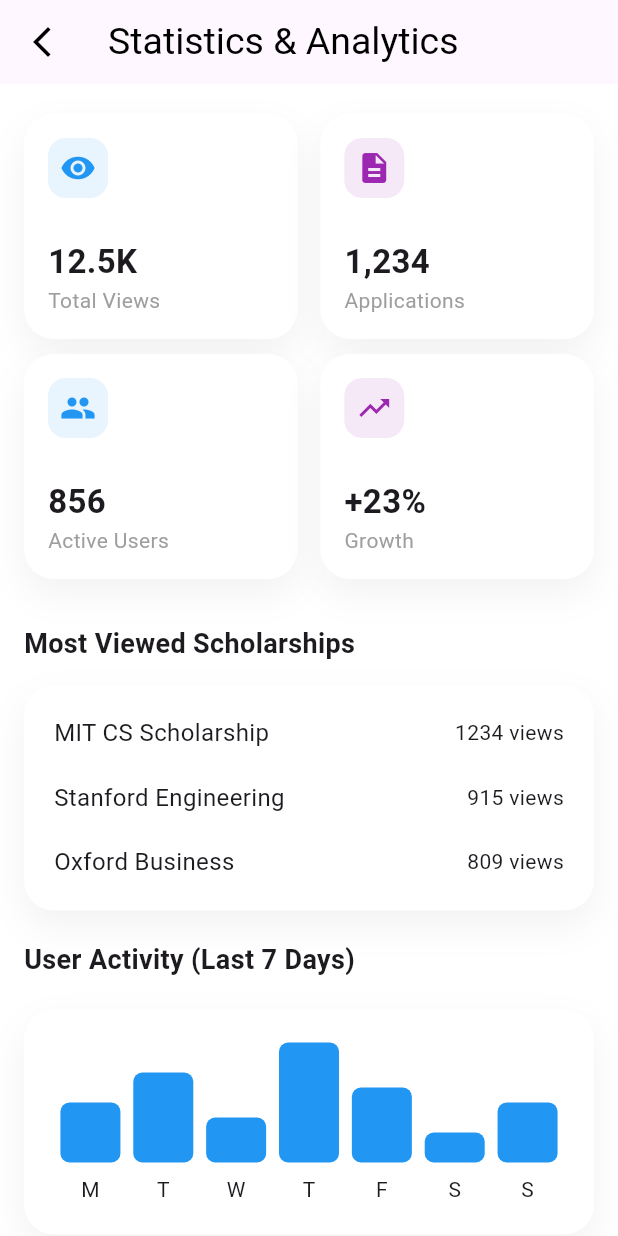
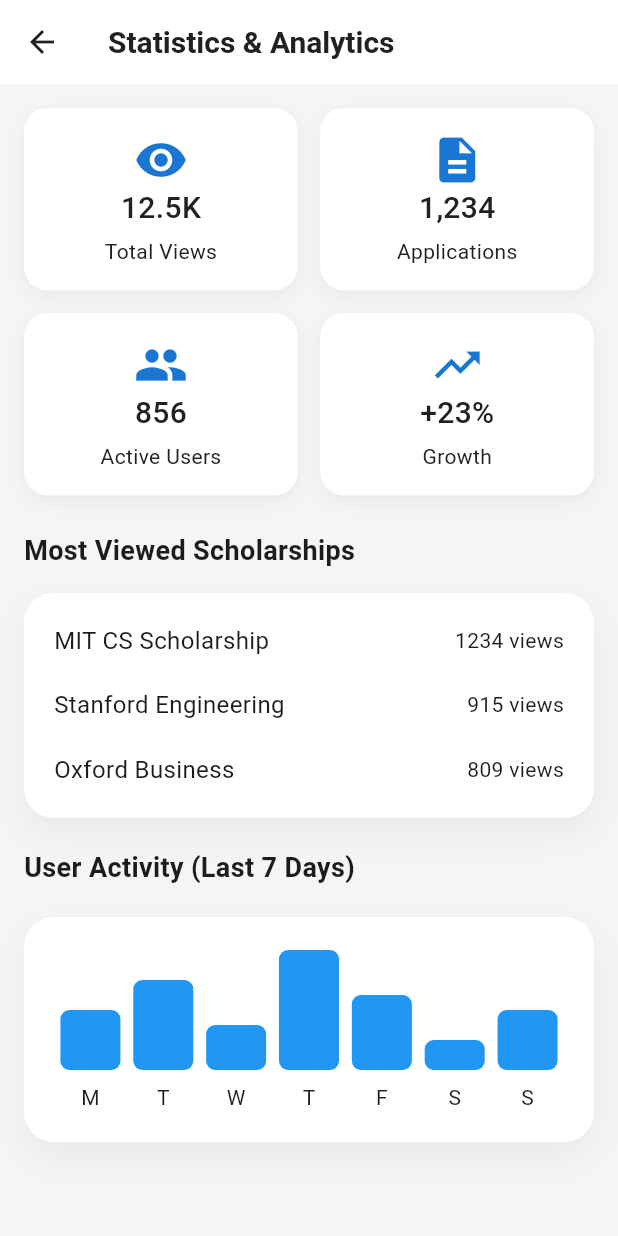
Before and after one commit to ChoubKhunrithy/scholarship_app, a Flutter app: the screen it shows after launch, on a phone screen of 412 x 824 dp. Run offline on Flutter 3.47's test engine with Material 3 defaults, Android fonts, the phone set to English and light mode, and no system bars; our stand-ins replace dropdown_button2, image_picker.

Commit message:
check and modify admin screen

```diff
--- a/lib/screens/admin/manage_scholarships_screen.dart
+++ b/lib/screens/admin/manage_scholarships_screen.dart
@@ -28,7 +28,7 @@ class _ManageScholarshipsScreenState extends State<ManageScholarshipsScreen> {
         elevation: 0,
         leading: IconButton(
           icon: const Icon(Icons.arrow_back, color: AppColors.textDark),
-          onPressed: () => Navigator.pop(context),
+          onPressed: () {},
         ),
         title: const Text(
           'Manage Scholarships',
@@ -284,7 +284,7 @@ class _ManageScholarshipsScreenState extends State<ManageScholarshipsScreen> {
         ),
         actions: [
           TextButton(
-            onPressed: () => Navigator.pop(context),
+            onPressed: () {},
             child: const Text('Cancel'),
           ),
           ElevatedButton(
--- a/lib/screens/admin/statistic_analytics_screen.dart
+++ b/lib/screens/admin/statistic_analytics_screen.dart
@@ -15,220 +15,52 @@ class _StatisticAnalyticsScreenState extends State<StatisticAnalyticsScreen> {
   @override
   Widget build(BuildContext context) {
     return Scaffold(
+        backgroundColor: AppColors.lightGrey,
         appBar: AppBar(
+          backgroundColor: AppColors.white,
+          elevation: 0,
           leading: IconButton(
+            icon: const Icon(Icons.arrow_back, color: AppColors.textDark),
             onPressed: () {},
-            icon: Icon(
-              Icons.arrow_back_ios_new,
-              color: Colors.black,
-            ),
           ),
           title: Text('Statistics & Analytics',
               style: TextStyle(
-                  color: AppColors.black,
-                  fontSize: 25,
-                  fontWeight: FontWeight.normal)),
+                  color: AppColors.textDark,
+                  fontSize: 20,
+                  fontWeight: FontWeight.bold)),
         ),
-        body: Padding(
-          padding: const EdgeInsets.symmetric(horizontal: 16, vertical: 20),
+        body: SingleChildScrollView(
+          child: Padding(
+            padding: const EdgeInsets.symmetric(horizontal: 16, vertical: 16),
             child: Column(
               crossAxisAlignment: CrossAxisAlignment.start,
               children: [
-              Row(
+                GridView.count(
+                  crossAxisCount: 2,
+                  crossAxisSpacing: 15,
+                  mainAxisSpacing: 15,
+                  shrinkWrap: true,
+                  physics: NeverScrollableScrollPhysics(),
+                  childAspectRatio: 1.5, //cal. height
                   children: [
-                  // First Card
-                  Expanded(
-                    child: Container(
-                      height: 150, // Set a fixed height
-                      padding: const EdgeInsets.all(16),
-                      decoration: BoxDecoration(
-                        color: Colors.white,
-                        borderRadius: BorderRadius.circular(20),
-                        boxShadow: [
-                          BoxShadow(
-                            color: Colors.black.withOpacity(0.05),
-                            blurRadius: 20,
-                            offset: const Offset(0, 10),
-                          ),
+                    _buildStatCard(
+                        icon: Icons.visibility,
+                        value: '12.5K',
+                        label: 'Total Views'),
+                    _buildStatCard(
+                        icon: Icons.description,
+                        value: '1,234',
+                        label: 'Applications'),
+                    _buildStatCard(
+                        icon: Icons.group, value: '856', label: 'Active Users'),
+                    _buildStatCard(
+                        icon: Icons.trending_up,
+                        value: '+23%',
+                        label: 'Growth'),
                   ],
                 ),
-                      child: Column(
-                        crossAxisAlignment:
-                            CrossAxisAlignment.start, // Align text to left
-                        children: [
-                          Container(
-                            width: 40,
-                            height: 40,
-                            decoration: BoxDecoration(
-                              color: Colors.blue.withOpacity(0.1),
-                              borderRadius: BorderRadius.circular(12),
-                            ),
-                            child: const Icon(Icons.visibility,
-                                color: Colors.blue),
-                          ),
-                          const Spacer(),
-                          const Text(
-                            '12.5K',
-                            style: TextStyle(
-                                fontSize: 22, fontWeight: FontWeight.bold),
-                          ),
-                          const Text(
-                            'Total Views',
-                            style: TextStyle(color: Colors.grey, fontSize: 14),
-                          ),
-                        ],
-                      ),
-                    ),
-                  ),
-
-                  const SizedBox(width: 15), // Gap between cards
-
-                  // Second Card
-                  Expanded(
-                    child: Container(
-                      height: 150,
-                      padding: const EdgeInsets.all(16),
-                      decoration: BoxDecoration(
-                        color: Colors.white,
-                        borderRadius: BorderRadius.circular(20),
-                        boxShadow: [
-                          BoxShadow(
-                            color: Colors.black.withOpacity(0.05),
-                            blurRadius: 20,
-                            offset: const Offset(0, 10),
-                          ),
-                        ],
-                      ),
-                      child: Column(
-                        crossAxisAlignment: CrossAxisAlignment.start,
-                        children: [
-                          Container(
-                            width: 40,
-                            height: 40,
-                            decoration: BoxDecoration(
-                              color: Colors.purple.withOpacity(0.1),
-                              borderRadius: BorderRadius.circular(12),
-                            ),
-                            child: const Icon(Icons.description,
-                                color: Colors.purple),
-                          ),
-                          const Spacer(),
-                          const Text(
-                            '1,234',
-                            style: TextStyle(
-                                fontSize: 22, fontWeight: FontWeight.bold),
-                          ),
-                          const Text(
-                            'Applications',
-                            style: TextStyle(color: Colors.grey, fontSize: 14),
-                          ),
-                        ],
-                      ),
-                    ),
-                  ),
-                ],
-              ),
-              SizedBox(
-                height: 10,
-              ),
-              Row(
-                children: [
-                  // Third Card
-                  Expanded(
-                    child: Container(
-                      height: 150, // Set a fixed height
-                      padding: const EdgeInsets.all(16),
-                      decoration: BoxDecoration(
-                        color: Colors.white,
-                        borderRadius: BorderRadius.circular(20),
-                        boxShadow: [
-                          BoxShadow(
-                            color: Colors.black.withOpacity(0.05),
-                            blurRadius: 20,
-                            offset: const Offset(0, 10),
-                          ),
-                        ],
-                      ),
-                      child: Column(
-                        crossAxisAlignment:
-                            CrossAxisAlignment.start, // Align text to left
-                        children: [
-                          Container(
-                            width: 40,
-                            height: 40,
-                            decoration: BoxDecoration(
-                              color: Colors.blue.withOpacity(0.1),
-                              borderRadius: BorderRadius.circular(12),
-                            ),
-                            child: const Icon(Icons.group, color: Colors.blue),
-                          ),
-                          const Spacer(),
-                          const Text(
-                            '856',
-                            style: TextStyle(
-                                fontSize: 22, fontWeight: FontWeight.bold),
-                          ),
-                          const Text(
-                            'Active Users',
-                            style: TextStyle(color: Colors.grey, fontSize: 14),
-                          ),
-                        ],
-                      ),
-                    ),
-                  ),
-
-                  const SizedBox(width: 15), // Gap between cards
-
-                  // Fourth Card
-                  Expanded(
-                    child: Container(
-                      height: 150,
-                      padding: const EdgeInsets.all(16),
-                      decoration: BoxDecoration(
-                        color: Colors.white,
-                        borderRadius: BorderRadius.circular(20),
-                        boxShadow: [
-                          BoxShadow(
-                            color: Colors.black.withOpacity(0.05),
-                            blurRadius: 20,
-                            offset: const Offset(0, 10),
-                          ),
-                        ],
-                      ),
-                      child: Column(
-                        crossAxisAlignment: CrossAxisAlignment.start,
-                        children: [
-                          Container(
-                            width: 40,
-                            height: 40,
-                            decoration: BoxDecoration(
-                              color: Colors.purple.withOpacity(0.1),
-                              borderRadius: BorderRadius.circular(12),
-                            ),
-                            child: const Icon(
-                              Icons.trending_up,
-                              color: Colors.purple,
-                            ),
-                          ),
-                          const Spacer(),
-                          const Text(
-                            '+23%',
-                            style: TextStyle(
-                                fontSize: 22, fontWeight: FontWeight.bold),
-                          ),
-                          const Text(
-                            'Growth',
-                            style: TextStyle(color: Colors.grey, fontSize: 14),
-                          ),
-                        ],
-                      ),
-                    ),
-                  ),
-                ],
-              ),
-              SizedBox(
-                height: 30,
-              ),
+                const SizedBox(height: 24),
+                Column(),
                 Text(
                   'Most Viewed Scholarships',
                   style: TextStyle(fontSize: 18, fontWeight: FontWeight.bold),
@@ -320,7 +152,8 @@ class _StatisticAnalyticsScreenState extends State<StatisticAnalyticsScreen> {
                           children: [
                             Container(
                               width: 40,
-                            height: values[index] * 100, // Scale for visibility
+                              height:
+                                  values[index] * 100, // Scale for visibility
                               decoration: BoxDecoration(
                                 color: Colors.blue,
                                 borderRadius: BorderRadius.circular(6),
@@ -336,6 +169,86 @@ class _StatisticAnalyticsScreenState extends State<StatisticAnalyticsScreen> {
                 ),
               ],
             ),
+          ),
         ));
   }
+
+  Widget _buildStatCard({
+    required IconData icon,
+    required String value,
+    required String label,
+  }) {
+    return Container(
+      padding: const EdgeInsets.all(16),
+      decoration: BoxDecoration(
+        color: AppColors.white,
+        borderRadius: BorderRadius.circular(16),
+        boxShadow: [
+          BoxShadow(
+            color: Colors.black.withOpacity(0.05),
+            blurRadius: 10,
+            offset: const Offset(0, 4),
+          ),
+        ],
+      ),
+      child: Column(
+        mainAxisAlignment: MainAxisAlignment.center,
+        crossAxisAlignment: CrossAxisAlignment.center,
+        children: [
+          Container(
+            decoration: BoxDecoration(
+              borderRadius: BorderRadius.circular(12),
+            ),
+            child: Icon(
+              icon,
+              color: AppColors.primaryDark,
+              size: 36,
+            ),
+          ),
+          Text(
+            value,
+            style: const TextStyle(
+              fontSize: 20,
+              fontWeight: FontWeight.w500,
+              color: AppColors.textDark,
+            ),
+          ),
+          const SizedBox(height: 4),
+          Text(
+            label,
+            style: const TextStyle(
+              fontSize: 14,
+              color: AppColors.textDark,
+            ),
+          ),
+        ],
+      ),
+    );
   }
+
+  Widget _buildScholarshipViewRow(String name, String views) {
+    return Row(
+      mainAxisAlignment: MainAxisAlignment.spaceBetween,
+      children: [
+        Expanded(
+          child: Text(
+            name,
+            style: const TextStyle(
+              fontSize: 15,
+              color: AppColors.textDark,
+              fontWeight: FontWeight.w500,
+            ),
+          ),
+        ),
+        Text(
+          views,
+          style: const TextStyle(
+            fontSize: 14,
+            color: AppColors.textLight,
+            fontWeight: FontWeight.w500,
+          ),
+        ),
+      ],
+    );
+  }
+}
```
Also changed, not shown: 7 other files. Lines whose indentation alone changed are shown as unchanged.
